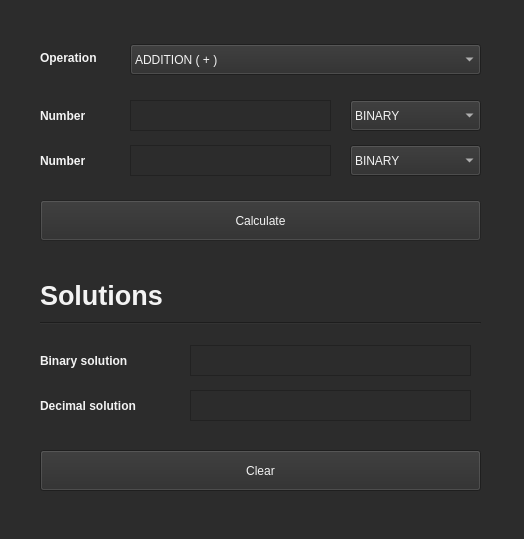
Before: the Qt Designer form src/mainwindow.ui in estebancb03/Binary-Calculator, drawn with Qt 5.
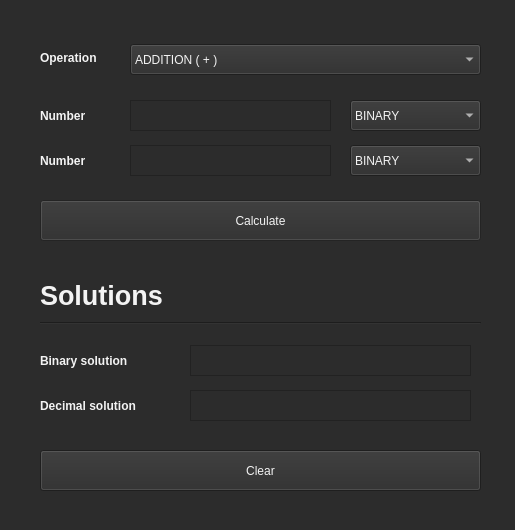
After: the same form once the commit is applied. Icons and pictures are not drawn.

Commit message: Se agrga método de cálculo provisional

Patch:
```diff
--- a/src/mainwindow.ui
+++ b/src/mainwindow.ui
@@ -12,8 +12,8 @@
    <rect>
     <x>0</x>
     <y>0</y>
-    <width>524</width>
-    <height>539</height>
+    <width>515</width>
+    <height>530</height>
    </rect>
   </property>
   <property name="windowTitle">
```
Left out of the diff: 4 changed lines with no effect on the pictures. The commit also changes 2 other files.
